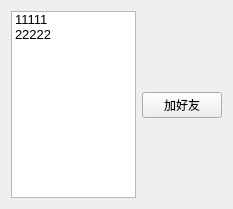
Before: the Qt Designer form TcpClient/online.ui in CvEngin/cloud, drawn with Qt 5.
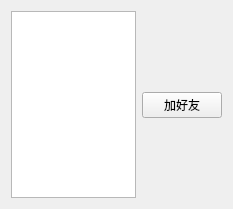
After: the same form once the commit is applied.

Patch:
```diff
--- a/TcpClient/online.ui
+++ b/TcpClient/online.ui
@@ -23,16 +23,6 @@
          <pointsize>10</pointsize>
         </font>
        </property>
-       <item>
-        <property name="text">
-         <string>11111</string>
-        </property>
-       </item>
-       <item>
-        <property name="text">
-         <string>22222</string>
-        </property>
-       </item>
       </widget>
      </item>
      <item>
```
